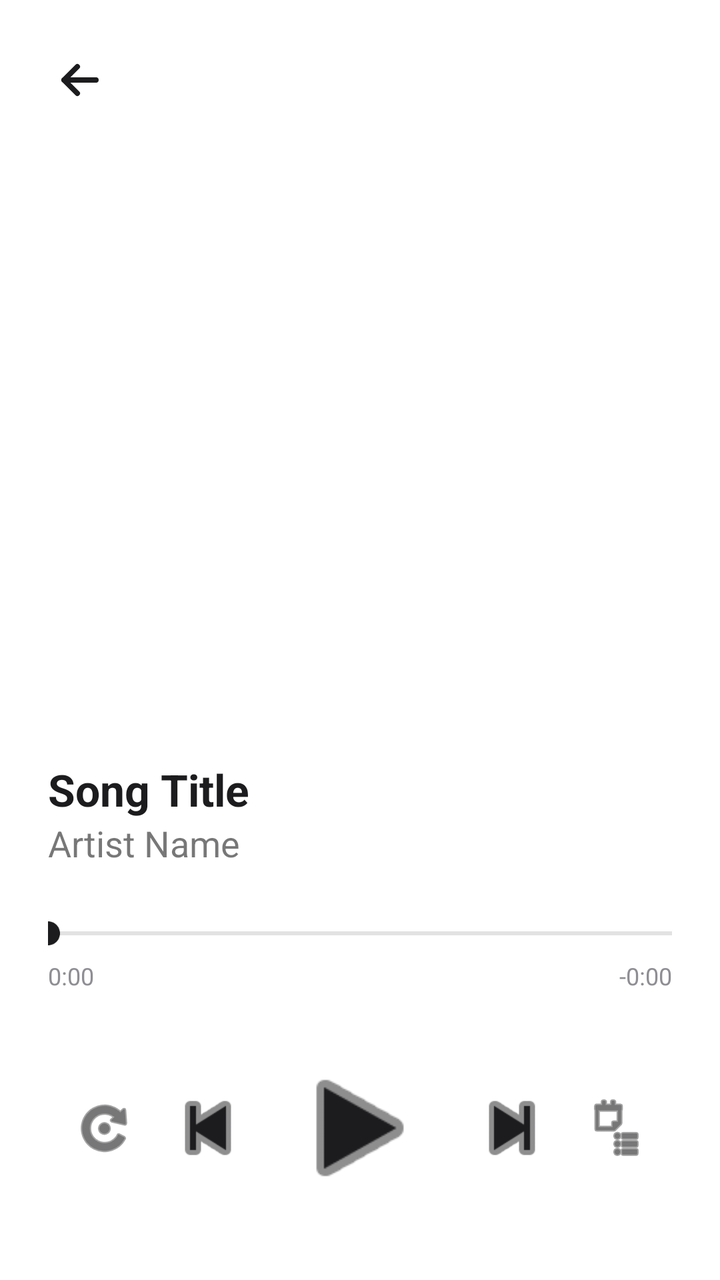
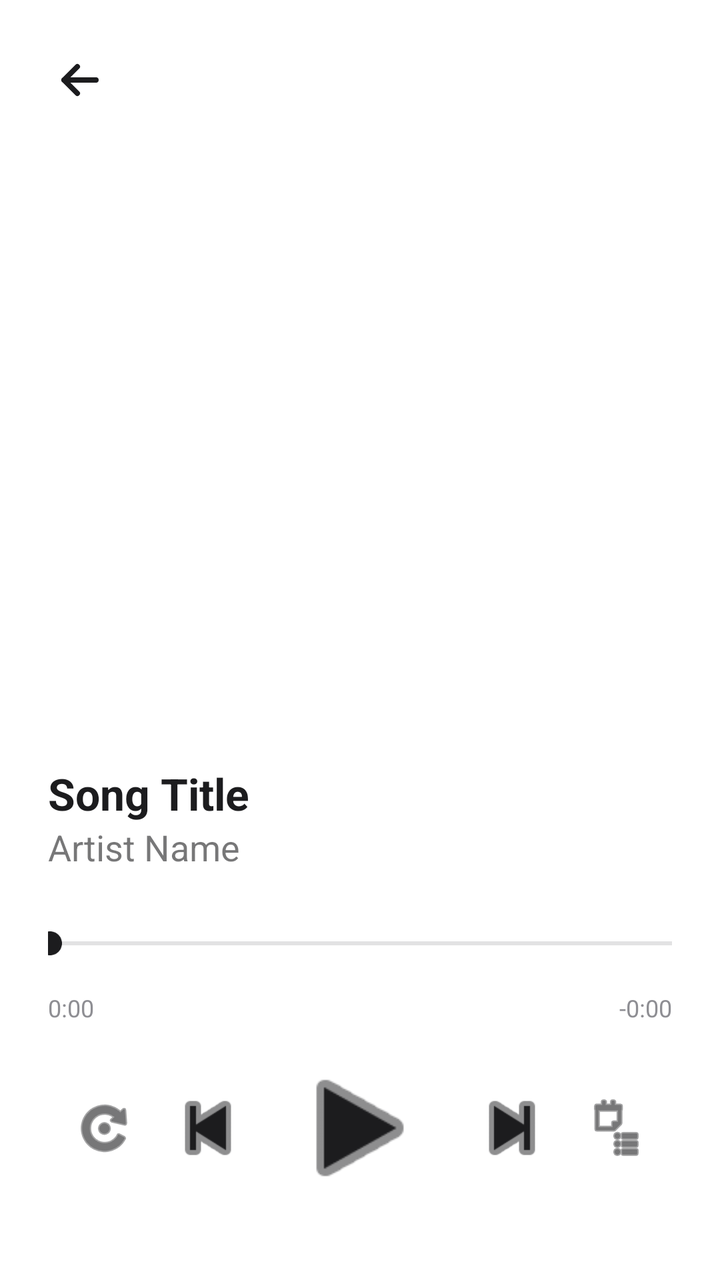

Two renders of the same Android screen: before a commit and after it. Below are the layout's source before the change and the commit's diff.
<!-- AndroidManifest.xml: application theme Theme.MLNetease -->
<!-- res/layout/activity_player.xml -->
<?xml version="1.0" encoding="utf-8"?>
<LinearLayout xmlns:android="http://schemas.android.com/apk/res/android"
    xmlns:app="http://schemas.android.com/apk/res-auto"
    android:layout_width="match_parent"
    android:layout_height="match_parent"
    android:orientation="vertical"
    android:background="@color/background_primary"
    android:padding="24dp">

    <ImageButton
        android:id="@+id/btn_back"
        android:layout_width="32dp"
        android:layout_height="32dp"
        android:background="?attr/selectableItemBackgroundBorderless"
        android:src="@drawable/ic_back"
        android:scaleType="fitCenter"
        app:tint="@color/text_primary"
        android:layout_marginBottom="16dp"
        android:contentDescription="@string/back" />

    
    <androidx.viewpager2.widget.ViewPager2
        android:id="@+id/view_pager"
        android:layout_width="match_parent"
        android:layout_height="0dp"
        android:layout_weight="1"
        android:layout_marginBottom="24dp"/>

    
    <LinearLayout
        android:layout_width="match_parent"
        android:layout_height="wrap_content"
        android:orientation="vertical"
        android:layout_marginBottom="24dp">

        <TextView
            android:id="@+id/player_song_title"
            android:layout_width="match_parent"
            android:layout_height="wrap_content"
            android:text="Song Title"
            android:textColor="@color/text_primary"
            android:textSize="22sp"
            android:textStyle="bold"
            android:ellipsize="end"
            android:maxLines="1"/>

        <TextView
            android:id="@+id/player_song_artist"
            android:layout_width="match_parent"
            android:layout_height="wrap_content"
            android:text="Artist Name"
            android:textColor="@color/text_primary"
            android:alpha="0.6"
            android:textSize="18sp"
            android:ellipsize="end"
            android:maxLines="1"/>
    </LinearLayout>

    
    <LinearLayout
        android:layout_width="match_parent"
        android:layout_height="wrap_content"
        android:orientation="vertical">

        <SeekBar
            android:id="@+id/seek_bar"
            android:layout_width="match_parent"
            android:layout_height="wrap_content"
            android:paddingStart="0dp"
            android:paddingEnd="0dp"
            android:thumbTint="@color/text_primary"
            android:progressTint="@color/text_primary"
            android:progressBackgroundTint="@color/text_secondary"/>

        <LinearLayout
            android:layout_width="match_parent"
            android:layout_height="wrap_content"
            android:orientation="horizontal"
            android:layout_marginTop="4dp">

            <TextView
                android:id="@+id/text_current_time"
                android:layout_width="wrap_content"
                android:layout_height="wrap_content"
                android:text="0:00"
                android:textColor="@color/text_secondary"
                android:textSize="12sp"/>

            <View
                android:layout_width="0dp"
                android:layout_height="0dp"
                android:layout_weight="1"/>

            <TextView
                android:id="@+id/text_total_time"
                android:layout_width="wrap_content"
                android:layout_height="wrap_content"
                android:text="-0:00"
                android:textColor="@color/text_secondary"
                android:textSize="12sp"/>
        </LinearLayout>
    </LinearLayout>

    
    <LinearLayout
        android:layout_width="match_parent"
        android:layout_height="wrap_content"
        android:orientation="horizontal"
        android:gravity="center"
        android:layout_marginTop="32dp"
        android:layout_marginBottom="16dp">

        <ImageButton
            android:id="@+id/btn_mode"
            android:layout_width="32dp"
            android:layout_height="32dp"
            android:background="?attr/selectableItemBackgroundBorderless"
            android:src="@android:drawable/ic_menu_rotate"
            android:scaleType="fitCenter"
            app:tint="@color/text_primary"
            android:layout_marginEnd="12dp"/>

        <ImageButton
            android:id="@+id/btn_prev"
            android:layout_width="48dp"
            android:layout_height="48dp"
            android:background="?attr/selectableItemBackgroundBorderless"
            android:src="@android:drawable/ic_media_previous"
            android:scaleType="fitCenter"
            app:tint="@color/text_primary"/>

        <ImageButton
            android:id="@+id/btn_play_pause"
            android:layout_width="72dp"
            android:layout_height="72dp"
            android:background="?attr/selectableItemBackgroundBorderless"
            android:src="@android:drawable/ic_media_play"
            android:scaleType="fitCenter"
            app:tint="@color/text_primary"
            android:layout_marginStart="16dp"
            android:layout_marginEnd="16dp"/>

        <ImageButton
            android:id="@+id/btn_next"
            android:layout_width="48dp"
            android:layout_height="48dp"
            android:background="?attr/selectableItemBackgroundBorderless"
            android:src="@android:drawable/ic_media_next"
            android:scaleType="fitCenter"
            app:tint="@color/text_primary"/>

        <ImageButton
            android:id="@+id/btn_playlist"
            android:layout_width="32dp"
            android:layout_height="32dp"
            android:background="?attr/selectableItemBackgroundBorderless"
            android:src="@android:drawable/ic_menu_agenda"
            android:scaleType="fitCenter"
            app:tint="@color/text_primary"
            android:layout_marginStart="12dp"/>

    </LinearLayout>

</LinearLayout>
<!-- resources referenced by this layout -->
<resources>
  <color name="background_primary">#FFFFFF</color>
  <color name="text_primary">#1C1C1E</color>
  <color name="text_secondary">#8E8E93</color>
  <!-- drawable ic_back (drawable) -->
  <?xml version="1.0" encoding="utf-8"?>
  <vector xmlns:android="http://schemas.android.com/apk/res/android"
      android:width="24dp"
      android:height="24dp"
      android:viewportWidth="24"
      android:viewportHeight="24">
      <path
          android:pathData="M6,12H18M6,12L11,7M6,12L11,17"
          android:strokeColor="#FF000000"
          android:strokeWidth="2"
          android:strokeLineCap="round"
          android:strokeLineJoin="round" />
  </vector>
  <string name="back">Back</string>
  <style name="Theme.MLNetease" parent="Theme.MaterialComponents.DayNight.NoActionBar">
          
          <item name="colorPrimary">@color/brand_primary</item>
          <item name="colorPrimaryVariant">@color/background_secondary</item>
          <item name="colorOnPrimary">@color/text_primary</item>
  
          
          <item name="colorSecondary">@color/brand_primary</item>
          <item name="colorSecondaryVariant">@color/brand_primary</item>
          <item name="colorOnSecondary">@color/text_primary</item>
  
          
          <item name="android:windowBackground">@color/background_primary</item>
          <item name="android:colorBackground">@color/background_primary</item>
  
          
          <item name="android:statusBarColor" tools:targetApi="l">@color/background_primary</item>
          <item name="android:windowLightStatusBar" tools:targetApi="m">true</item>
  
          
          <item name="bottomNavigationStyle">@style/Widget.MaterialComponents.BottomNavigationView.Colored</item>
      </style>
  <color name="brand_primary">#FA233B</color>
  <color name="background_secondary">#F2F2F7</color>
</resources>

<!-- the commit's change to res/layout/activity_player.xml (unified diff, before → after) -->
@@ -31,7 +31,7 @@
         android:layout_width="match_parent"
         android:layout_height="wrap_content"
         android:orientation="vertical"
-        android:layout_marginBottom="24dp">
+        android:layout_marginBottom="16dp">
 
         <TextView
             android:id="@+id/player_song_title"
@@ -70,7 +70,10 @@
             android:paddingEnd="0dp"
             android:thumbTint="@color/text_primary"
             android:progressTint="@color/text_primary"
-            android:progressBackgroundTint="@color/text_secondary"/>
+            android:progressBackgroundTint="@color/text_secondary"
+            android:minHeight="32dp"
+            android:paddingVertical="4dp"
+            android:thumbOffset="8dp"/>
 
         <LinearLayout
             android:layout_width="match_parent"
@@ -107,7 +110,7 @@
         android:layout_height="wrap_content"
         android:orientation="horizontal"
         android:gravity="center"
-        android:layout_marginTop="32dp"
+        android:layout_marginTop="16dp"
         android:layout_marginBottom="16dp">
 
         <ImageButton
